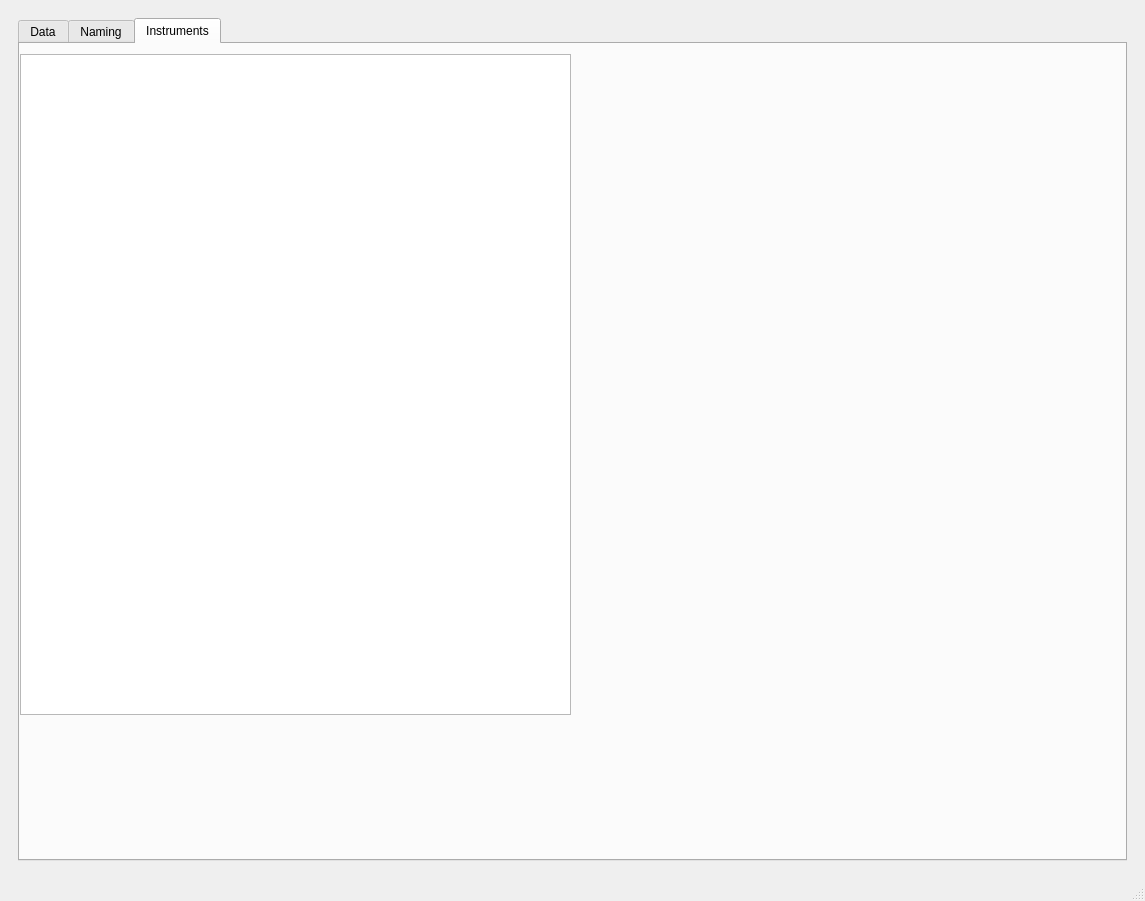
First picture: the form in mainwindow.ui, repository sibenshtern/mipt_project, before the edit.
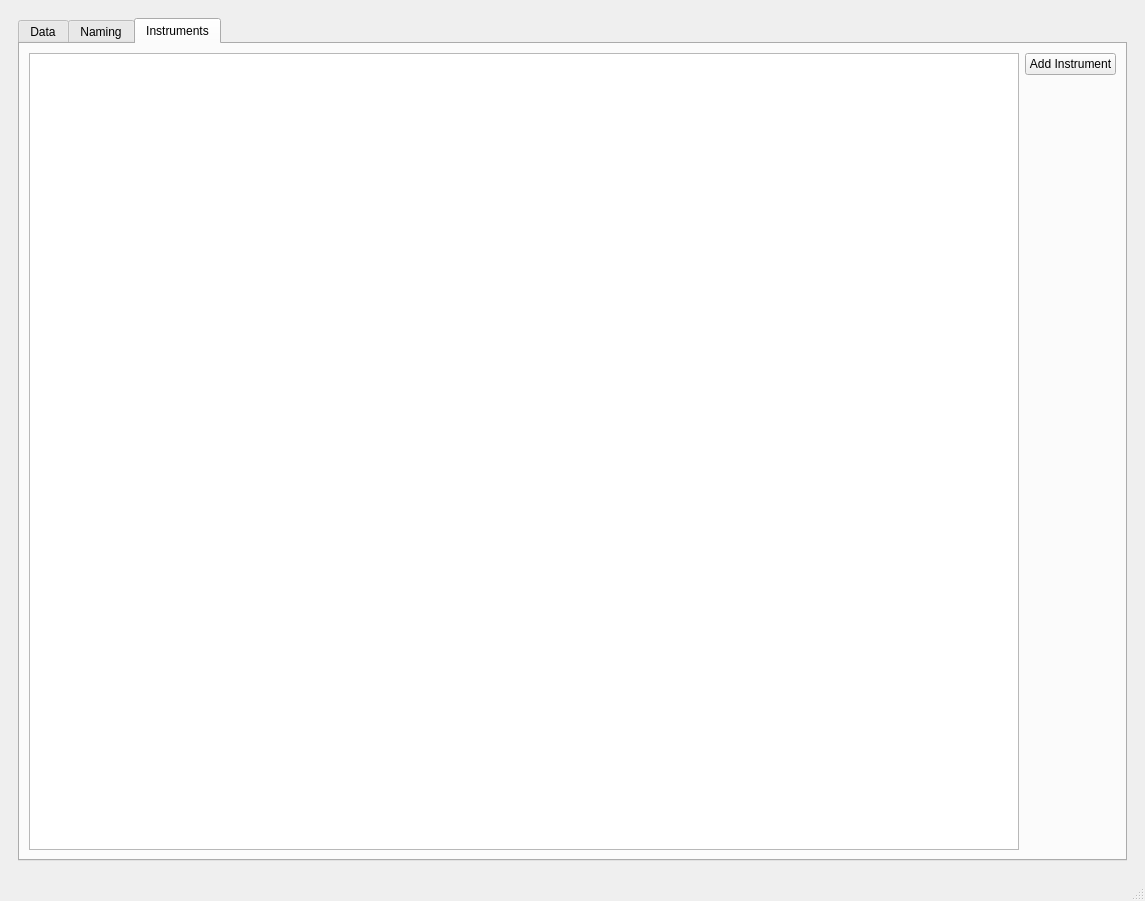
Second picture: the form after the edit. The open tabs and pages were chosen to show the change. Icons and pictures are not drawn. Custom widgets are drawn as their Qt base class.

The edit to the form file:
```diff
--- a/mainwindow.ui
+++ b/mainwindow.ui
@@ -143,16 +143,35 @@
              <attribute name="title">
               <string>Instruments</string>
              </attribute>
-             <widget class="QTableView" name="InstrumentTable">
-              <property name="geometry">
-               <rect>
-                <x>0</x>
-                <y>10</y>
-                <width>551</width>
-                <height>661</height>
-               </rect>
-              </property>
-             </widget>
+             <layout class="QHBoxLayout" name="horizontalLayout_5">
+              <item>
+               <widget class="QTableView" name="InstrumentTable"/>
+              </item>
+              <item>
+               <layout class="QVBoxLayout" name="verticalLayout_6">
+                <item>
+                 <widget class="QPushButton" name="AddInstrumentButton">
+                  <property name="text">
+                   <string>Add Instrument</string>
+                  </property>
+                 </widget>
+                </item>
+                <item>
+                 <spacer name="verticalSpacer_2">
+                  <property name="orientation">
+                   <enum>Qt::Vertical</enum>
+                  </property>
+                  <property name="sizeHint" stdset="0">
+                   <size>
+                    <width>20</width>
+                    <height>40</height>
+                   </size>
+                  </property>
+                 </spacer>
+                </item>
+               </layout>
+              </item>
+             </layout>
             </widget>
            </widget>
           </item>
```
Left out of the diff: 14 changed lines with no effect on the pictures.
